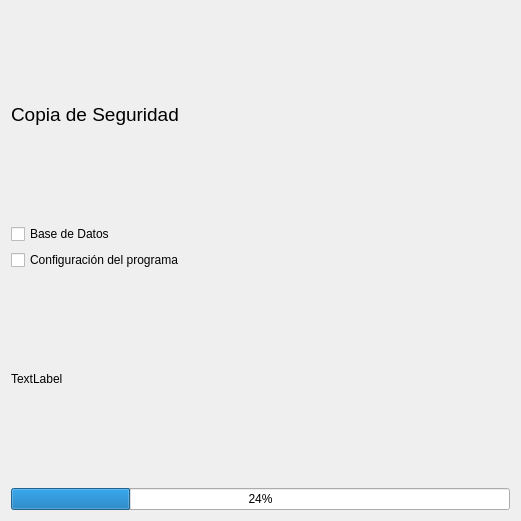
The window that trunk/src/formBackup.ui (chungote/gestotux) describes before a commit, drawn with Qt 5.
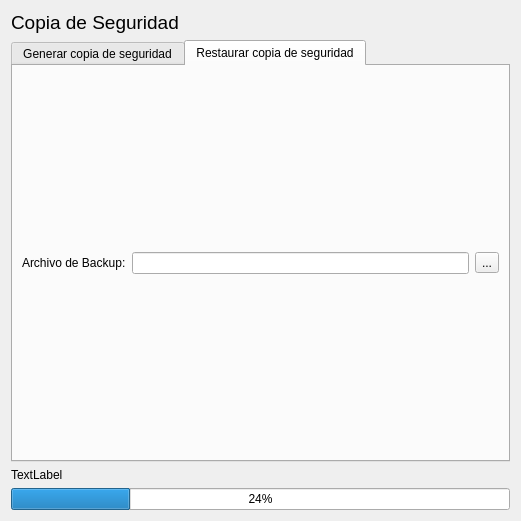
The same window after the commit. The open tabs and pages were chosen to show the change.

What changed in the file:
```diff
--- a/trunk/src/formBackup.ui
+++ b/trunk/src/formBackup.ui
@@ -24,9 +24,23 @@
     </widget>
    </item>
    <item>
-    <layout class="QHBoxLayout" >
-     <item>
-      <layout class="QVBoxLayout" >
+    <widget class="QTabWidget" name="Pestanas" >
+     <property name="currentIndex" >
+      <number>0</number>
+     </property>
+     <widget class="QWidget" name="tab" >
+      <property name="geometry" >
+       <rect>
+        <x>0</x>
+        <y>0</y>
+        <width>499</width>
+        <height>396</height>
+       </rect>
+      </property>
+      <attribute name="title" >
+       <string>Generar copia de seguridad</string>
+      </attribute>
+      <layout class="QVBoxLayout" name="verticalLayout" >
        <item>
         <widget class="QCheckBox" name="ChBBaseDatos" >
          <property name="text" >
@@ -42,8 +56,44 @@
         </widget>
        </item>
       </layout>
-     </item>
-    </layout>
+     </widget>
+     <widget class="QWidget" name="tab_2" >
+      <property name="geometry" >
+       <rect>
+        <x>0</x>
+        <y>0</y>
+        <width>499</width>
+        <height>396</height>
+       </rect>
+      </property>
+      <attribute name="title" >
+       <string>Restaurar copia de seguridad</string>
+      </attribute>
+      <layout class="QVBoxLayout" name="verticalLayout_2" >
+       <item>
+        <layout class="QHBoxLayout" name="horizontalLayout" >
+         <item>
+          <widget class="QLabel" name="label" >
+           <property name="text" >
+            <string>Archivo de Backup:</string>
+           </property>
+          </widget>
+         </item>
+         <item>
+          <widget class="QLineEdit" name="LEArchivo" />
+         </item>
+         <item>
+          <widget class="QToolButton" name="tBBuscar" >
+           <property name="text" >
+            <string>...</string>
+           </property>
+          </widget>
+         </item>
+        </layout>
+       </item>
+      </layout>
+     </widget>
+    </widget>
    </item>
    <item>
     <widget class="QLabel" name="LDebug" >
```
Left out of the diff: 26 changed lines with no effect on the pictures.
